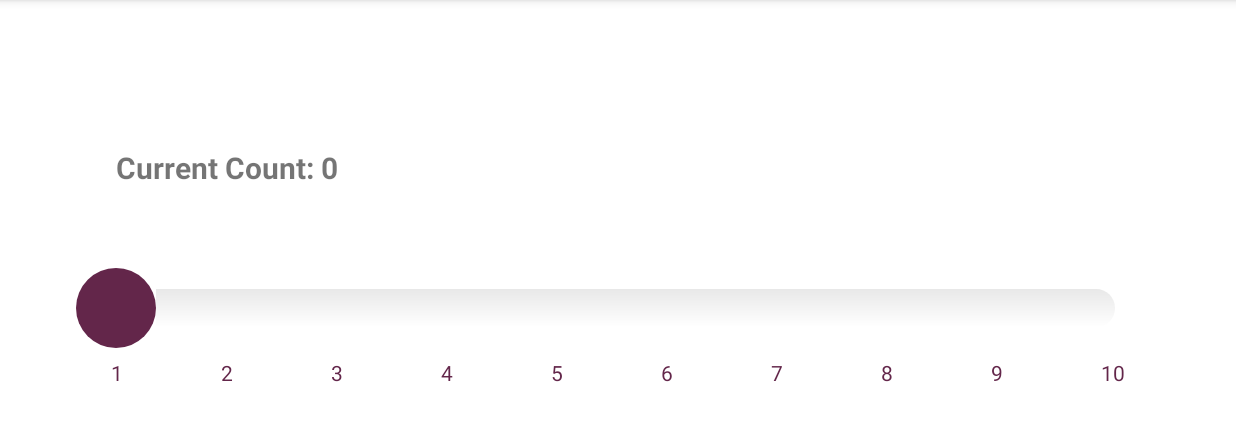
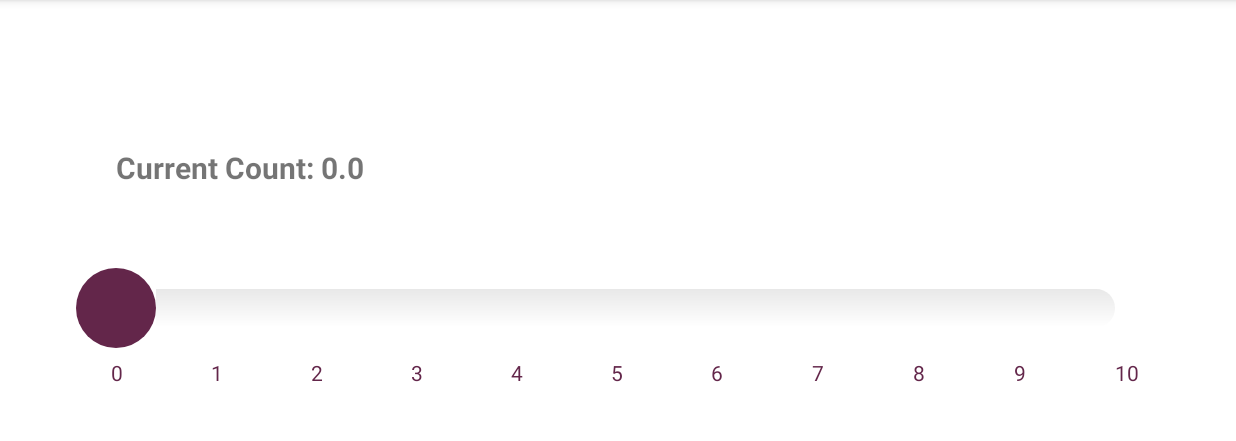
Before and after one commit to catherinekago/accessible-touch-slider, an Android app: the screen it shows after launch (MainActivity), on a phone screen of 824 x 412 dp (held sideways), the part 84-525 px from its top. Run offline under Robolectric (Android 15) with nearby library versions, the light colour scheme and no system bars.

Commit message:
Implement current count update

```diff
--- a/app/src/main/java/com/example/tactileslider/MainActivity.java
+++ b/app/src/main/java/com/example/tactileslider/MainActivity.java
@@ -19,7 +19,7 @@ public class MainActivity extends AppCompatActivity {
         super.onCreate(savedInstanceState);
         setContentView(R.layout.activity_main);
         LinearLayout sliderLin = (LinearLayout) findViewById(R.id.lin1);
-        tactileSlider = new TactileSlider(this, 100, 10, Color.BLUE);
+        tactileSlider = new TactileSlider(this, 100, 10);
         tactileSlider.addTactileSlider(sliderLin);
 
     }
--- a/app/src/main/java/com/example/tactileslider/TactileSlider.java
+++ b/app/src/main/java/com/example/tactileslider/TactileSlider.java
@@ -20,7 +20,8 @@ import android.widget.TextView;
 
 public class TactileSlider {
 
-        int maxCount, maxCountLabel, textColor, currentCount;
+        int steps, maxCountLabel, textColor;
+        Double currentCount;
         Context mContext;
         LinearLayout mSeekLin;
         SeekBar tactileSlider;
@@ -31,17 +32,17 @@ public class TactileSlider {
         private int PRIMARY_DARK;
         private int PRIMARY_LIGHT;
 
-        public TactileSlider(Context context, int maxCount, int maxCountLabel, int textColor) {
+        public TactileSlider(Context context, int steps, int maxCountLabel) {
             this.mContext = context;
-            this.maxCount = 100;
+            this.steps = steps + 1;
             this.maxCountLabel = maxCountLabel;
-            this.currentCount = 0;
+            this.currentCount = 0.0;
             PRIMARY_DARK = mContext.getResources().getColor(R.color.grape_dark);
             PRIMARY_LIGHT = mContext.getResources().getColor(R.color.grape_light);
             this.textColor = PRIMARY_LIGHT;
         }
 
-        int getCurrentCount(){
+        Double getCurrentCount(){
             return this.currentCount;
         }
 
@@ -51,17 +52,32 @@ public class TactileSlider {
 
                 parent.setOrientation(LinearLayout.VERTICAL);
                 tactileSlider = new SeekBar(mContext);
-                tactileSlider.setMax(maxCount - 1);
+                tactileSlider.setMax(steps - 1);
                 tactileSlider.incrementProgressBy(1);
                 tactileSlider.setProgress(0);
                 tactileSlider.setPadding(PADDING_HORIZONTAL, 0, PADDING_HORIZONTAL, 0);
                 setSeekBarProgress(40, 100);
                 setSeekBarThumb(80, 80);
+                tactileSlider.setOnSeekBarChangeListener(new SeekBar.OnSeekBarChangeListener() {
+
+                    @Override
+                    public void onStopTrackingTouch(SeekBar seekBar) { }
+
+                    @Override
+                    public void onStartTrackingTouch(SeekBar seekBar) { }
+
+                    @Override
+                    public void onProgressChanged(SeekBar seekBar, int progress,boolean fromUser) {
+                        currentCount = new Double(progress) / maxCountLabel;
+                        currentCountTextView.setText(CURRENT_COUNT_PREFIX + String.valueOf(currentCount));
+                    }
+                });
+
 
                 // Add LinearLayout for labels below SeekBar
                 mSeekLin = new LinearLayout(mContext);
                 mSeekLin.setOrientation(LinearLayout.HORIZONTAL);
-                mSeekLin.setPadding(PADDING_HORIZONTAL-40, 0, PADDING_HORIZONTAL-40, 0);
+                mSeekLin.setPadding(PADDING_HORIZONTAL-40, 0, PADDING_HORIZONTAL-54, 0);
                 LinearLayout.LayoutParams params = new LinearLayout.LayoutParams(
                         LinearLayout.LayoutParams.MATCH_PARENT,
                         LinearLayout.LayoutParams.WRAP_CONTENT
@@ -97,13 +113,13 @@ public class TactileSlider {
 
 
     private void addLabelsBelowSlider() {
-            for (int count = 0; count < maxCountLabel; count++) {
+            for (int count = 0; count < maxCountLabel + 1; count++) {
                 TextView textView = new TextView(mContext);
-                textView.setText(String.valueOf(count + 1));
+                textView.setText(String.valueOf(count));
                 textView.setTextColor(textColor);
                 textView.setGravity(Gravity.LEFT);
                 mSeekLin.addView(textView);
-                textView.setLayoutParams((count == maxCountLabel- 1) ? getLayoutParams(0.0f) : getLayoutParams(1.0f));
+                textView.setLayoutParams((count == maxCountLabel) ? getLayoutParams(0.0f) : getLayoutParams(1.0f));
             }
         }
 
```
